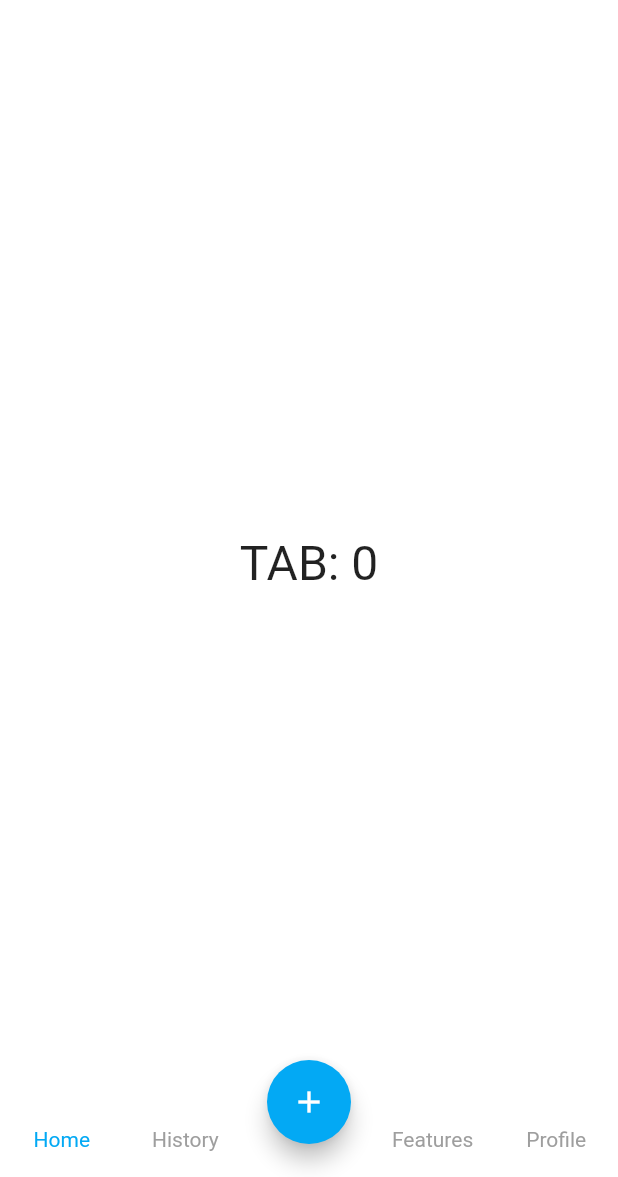
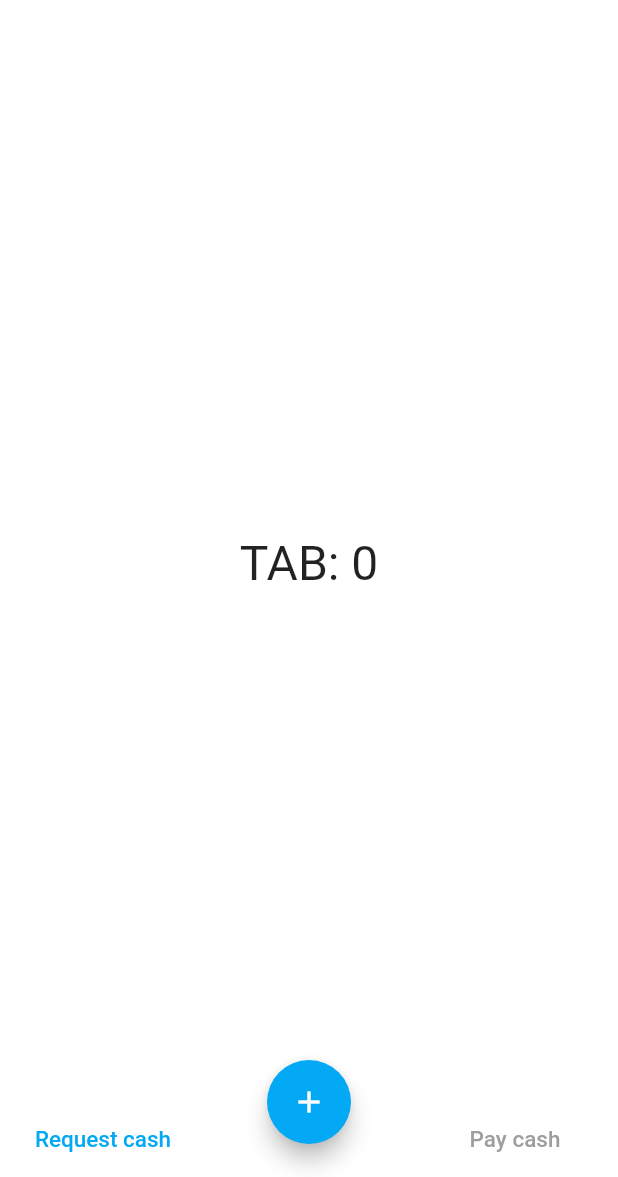
Before and after one commit to YoboZorle/notily, a Flutter app: the screen it shows after launch, on a phone screen of 412 x 824 dp, the part 59-1236 px from its top. Run offline on Flutter 3.47's test engine with Material 2 defaults, Android fonts, the phone set to English and light mode, and no system bars.

Commit message:
text menu fab fix

```diff
--- a/lib/main.dart
+++ b/lib/main.dart
@@ -19,7 +19,6 @@ class MyApp extends StatelessWidget {
 
 class MyHomePage extends StatefulWidget {
   MyHomePage({Key key, this.title}) : super(key: key);
-
   final String title;
 
   @override
@@ -28,7 +27,6 @@ class MyHomePage extends StatefulWidget {
 
 class _MyHomePageState extends State<MyHomePage> with TickerProviderStateMixin {
   String _lastSelected = 'TAB: 0';
-
   void _selectedTab(int index) {
     setState(() {
       _lastSelected = 'TAB: $index';
@@ -59,10 +57,8 @@ class _MyHomePageState extends State<MyHomePage> with TickerProviderStateMixin {
         notchedShape: CircularNotchedRectangle(),
         onTabSelected: _selectedTab,
         items: [
-          FABBottomAppBarItem(text: 'Home'),
-          FABBottomAppBarItem(text: 'History'),
-          FABBottomAppBarItem(text: 'Features'),
-          FABBottomAppBarItem(text: 'Profile'),
+          FABBottomAppBarItem(text: 'Request cash'),
+          FABBottomAppBarItem(text: 'Pay cash'),
         ],
       ),
       floatingActionButtonLocation: FloatingActionButtonLocation.centerDocked,
--- a/lib/src/widgets/fab_bottom_app_bar.dart
+++ b/lib/src/widgets/fab_bottom_app_bar.dart
@@ -105,7 +105,7 @@ class FABBottomAppBarState extends State<FABBottomAppBar> {
                 // Icon(item.iconData, color: color, size: widget.iconSize),
                 Text(
                   item.text,
-                  style: TextStyle(color: color),
+                  style: TextStyle(color: color, fontWeight: FontWeight.w500, fontSize: 15),
                 )
               ],
             ),
```
